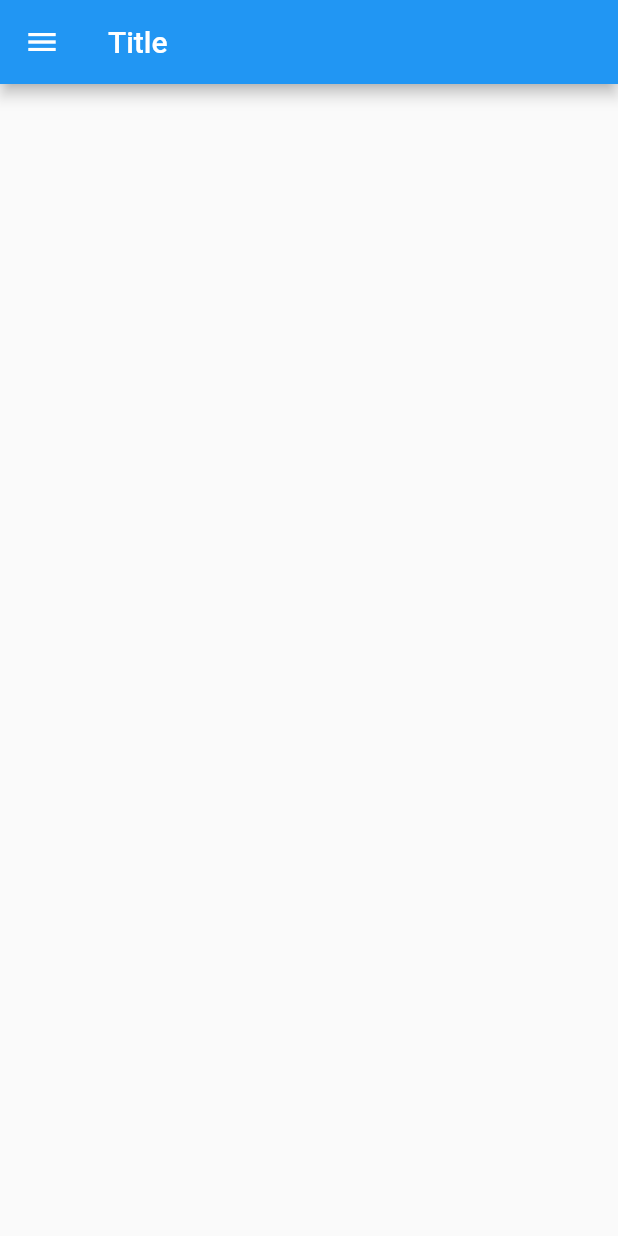
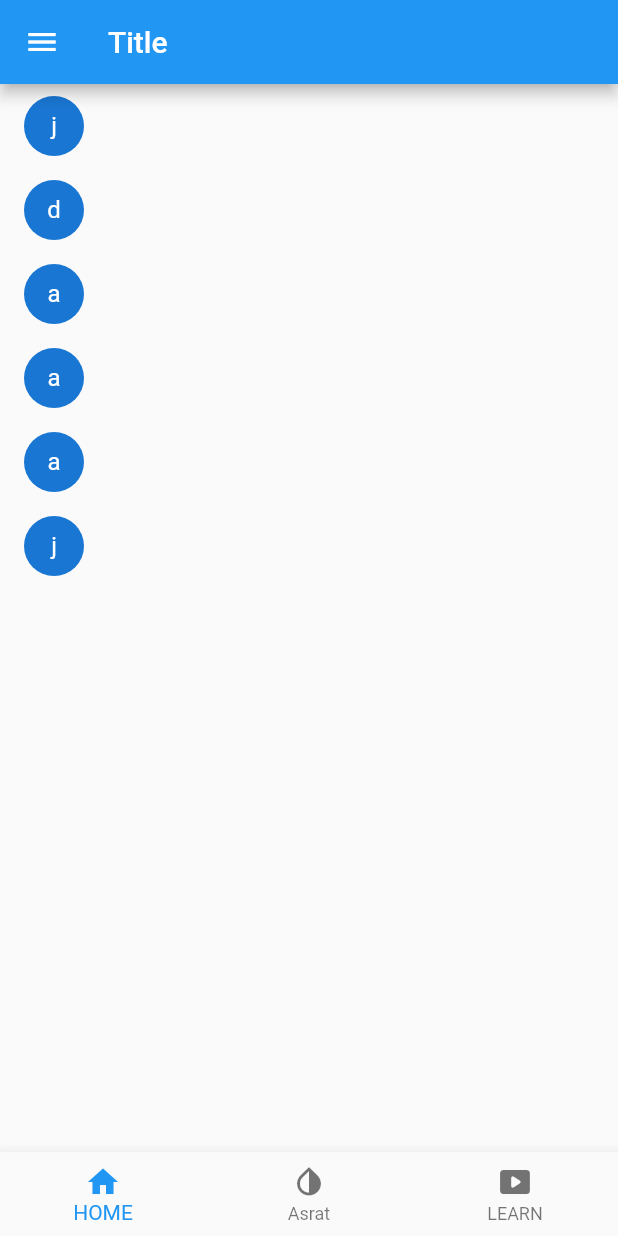
Before and after one commit to misganawiw/one, a Flutter app: the screen it shows after launch, on a phone screen of 412 x 824 dp. Run offline on Flutter 3.47's test engine with Material 2 defaults, Android fonts, the phone set to English and light mode, and no system bars.

Commit message:
little bit more improvement to the main.dart

```diff
--- a/lib/main.dart
+++ b/lib/main.dart
@@ -20,6 +20,7 @@ class MyApp extends StatelessWidget {
       primarySwatch: Colors.blue,
       ),
       home: Drawerign(),
+
     );
   }
 }
--- a/lib/try_widgets/navigationing/drawers.dart
+++ b/lib/try_widgets/navigationing/drawers.dart
@@ -2,15 +2,40 @@ import 'package:flutter/material.dart';
 
 
 class Drawerign extends StatelessWidget {
-  const Drawerign({super.key});
+   Drawerign({super.key});
+
+  List<String> xylem = [
+    "jimma",
+    "diredewa",
+    "addisabeba",
+    "adama",
+    "afar",
+    "jijiga",
+  ];
 
   @override
   Widget build(BuildContext context) {
     return Scaffold(
       appBar: AppBar(
         title: const Text('Title'),
+        actions: [
+
+        ],
       ),
-      body: Container(),
+      body: Container(
+
+          child:  ListView.builder(
+              itemCount: xylem.length,
+              itemBuilder: (context, index) {
+                return ListTile(
+                    leading:CircleAvatar(child:  Text(xylem[index][0])),
+                );
+              },
+
+          ),
+
+
+      ),
       drawer: Drawer(
         child: ListView(
           children: const <Widget>[
@@ -21,6 +46,13 @@ class Drawerign extends StatelessWidget {
           ],
        ),
       ),
+      bottomNavigationBar: BottomNavigationBar(items:
+      [
+        BottomNavigationBarItem(icon: Icon(Icons.home),label: "HOME",),
+        BottomNavigationBarItem(icon: Icon(Icons.invert_colors_on_sharp),label: "Asrat",),
+        BottomNavigationBarItem(icon: Icon(Icons.smart_display_rounded),label: "LEARN",),
+
+      ],),
     );;
   }
 }
```
